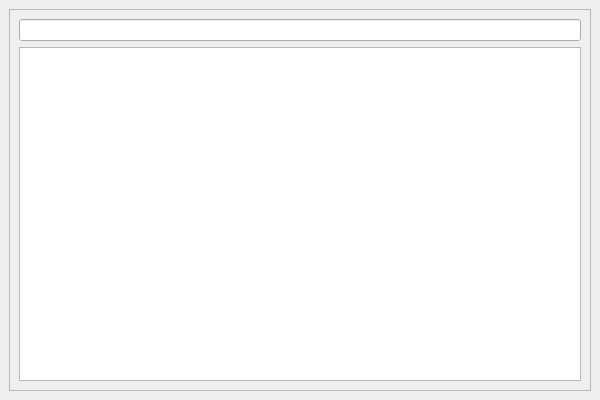
The window that ui_main.ui (elatomtsev/filegator) describes before a commit, drawn with Qt 5.
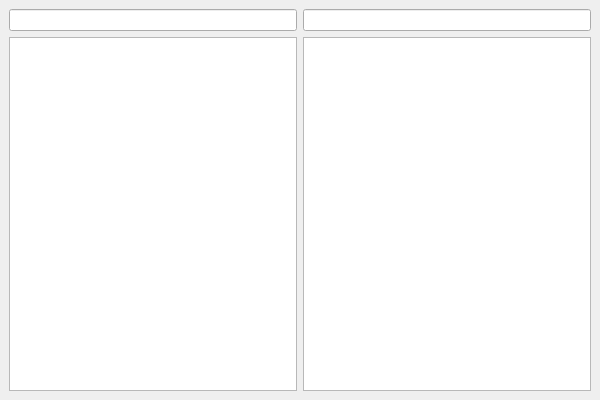
The same window after the commit.

Commit message: добавлено второе окно с названием right_layout

```diff
--- a/ui_main.ui
+++ b/ui_main.ui
@@ -23,28 +23,26 @@
    <string>FileManager</string>
   </property>
   <widget class="QWidget" name="centralwidget">
-   <layout class="QVBoxLayout" name="verticalLayout_2">
+   <layout class="QHBoxLayout" name="horizontalLayout_2">
     <item>
-     <widget class="QFrame" name="frame">
-      <property name="frameShape">
-       <enum>QFrame::Shape::StyledPanel</enum>
-      </property>
-      <property name="frameShadow">
-       <enum>QFrame::Shadow::Raised</enum>
-      </property>
-      <layout class="QVBoxLayout" name="verticalLayout_3">
+     <layout class="QVBoxLayout" name="left_layout">
        <item>
-        <layout class="QVBoxLayout" name="verticalLayout">
-         <item>
-          <widget class="QLineEdit" name="line_edit"/>
+       <widget class="QLineEdit" name="left_line_edit"/>
          </item>
          <item>
-          <widget class="QListWidget" name="list_box"/>
+       <widget class="QListWidget" name="left_list_box"/>
          </item>
         </layout>
        </item>
-      </layout>
-     </widget>
+    <item>
+     <layout class="QVBoxLayout" name="right_layout">
+      <item>
+       <widget class="QLineEdit" name="right_line_edit"/>
+      </item>
+      <item>
+       <widget class="QListWidget" name="right_list_box"/>
+      </item>
+     </layout>
     </item>
    </layout>
   </widget>
```
Lines whose indentation alone changed are shown as unchanged. The commit also changes 1 other file.
